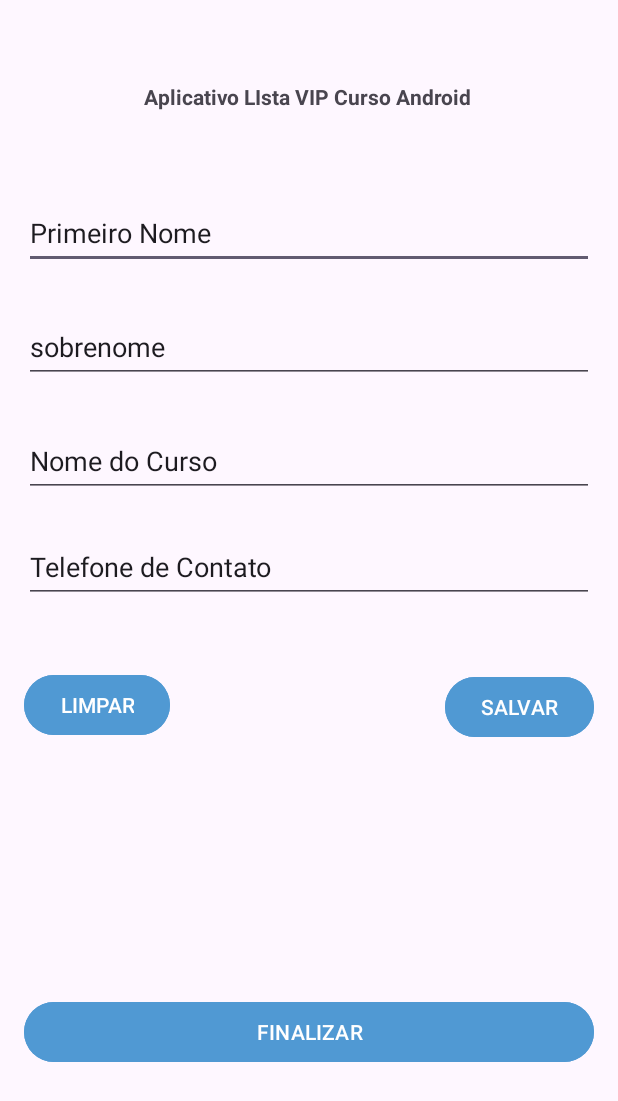
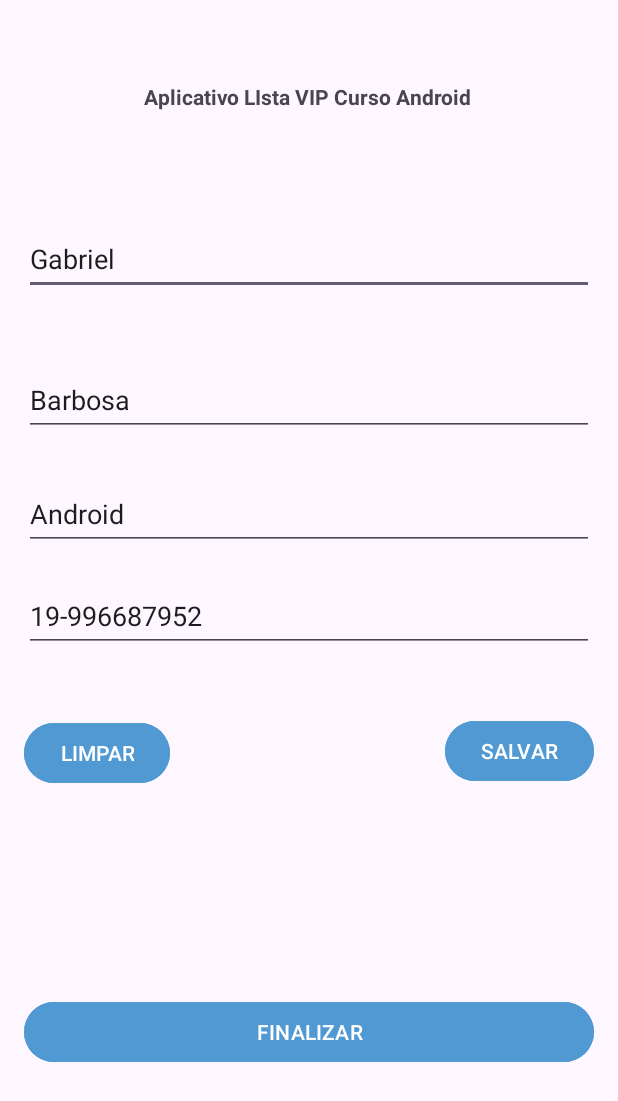
Before and after one commit to gabrielBMS0103/aplicativos-mobile-android, an Android app: the screen it shows after launch (MainActivity), on a phone screen of 412 x 824 dp. Shown: the top 1101 px of the screen. Run offline under Robolectric (Android 15) with nearby library versions, the phone set to English and light mode, and no system bars.

Commit message:
programa EditText e Button

```diff
--- a/Applistadecurso/app/src/main/java/devandroid/gabriel/applistacurso/view/MainActivity.java
+++ b/Applistadecurso/app/src/main/java/devandroid/gabriel/applistacurso/view/MainActivity.java
@@ -3,6 +3,9 @@ package devandroid.gabriel.applistacurso.view;
 import androidx.appcompat.app.AppCompatActivity;
 
 import android.os.Bundle;
+import android.util.Log;
+import android.widget.Button;
+import android.widget.EditText;
 
 import devandroid.gabriel.applistacurso.R;
 import devandroid.gabriel.applistacurso.model.Pessoa;
@@ -11,6 +14,14 @@ public class MainActivity extends AppCompatActivity {
     Pessoa pessoa;
     String dadosPessoa;
 
+    EditText editPrimeiroNome;
+    EditText editSobreNomeAluno;
+    EditText editNomeCurso;
+    EditText editTelefonedeContato;
+
+    Button buttonLimpar;
+    Button buttonSalvar;
+    Button buttonFinalizar;
     @Override
     protected void onCreate(Bundle savedInstanceState) {
         super.onCreate(savedInstanceState);
@@ -24,6 +35,21 @@ public class MainActivity extends AppCompatActivity {
         pessoa.setCursoDesejado("Android");
         pessoa.setTelefoneContato("19-996687952");
 
+        editPrimeiroNome = findViewById(R.id.editPrimeiroNome);
+        editSobreNomeAluno = findViewById(R.id.editSobreNomeAluno);
+        editNomeCurso = findViewById(R.id.editNomeCurso);
+        editTelefonedeContato = findViewById(R.id.editTelefonedeContato);
+
+        buttonLimpar = findViewById(R.id.btnLimpar);
+        buttonSalvar = findViewById(R.id.btnSalvar);
+        buttonFinalizar = findViewById(R.id.btnFinalizar);
+
+        editPrimeiroNome.setText(pessoa.getPrimeiroNome());
+        editSobreNomeAluno.setText(pessoa.getSobreNome());
+        editNomeCurso.setText(pessoa.getCursoDesejado());
+        editTelefonedeContato.setText(pessoa.getTelefoneContato());
+
+
 
         dadosPessoa ="Primeiro nome: ";
         dadosPessoa += pessoa.getPrimeiroNome();
@@ -34,7 +60,8 @@ public class MainActivity extends AppCompatActivity {
         dadosPessoa +=" Curso desejado: ";
         dadosPessoa += pessoa.getCursoDesejado();
 
-
+        Log.i("POOAndroid",pessoa.toString());
 
     }
+
 }
--- a/Applistadecurso/app/src/main/res/layout/activity_main.xml
+++ b/Applistadecurso/app/src/main/res/layout/activity_main.xml
@@ -8,7 +8,7 @@
     tools:context=".view.MainActivity">
 
     <TextView
-        android:id="@+id/textView"
+        android:id="@+id/txtTituloApp"
         android:layout_width="wrap_content"
         android:layout_height="48dp"
         android:text="@string/txt_titulo"
@@ -20,82 +20,76 @@
         app:layout_constraintTop_toTopOf="parent"
         app:layout_constraintVertical_bias="0.052" />
 
-    <EditText
-        android:id="@+id/editprimeironome"
+    <EditText android:id="@+id/editPrimeiroNome"
         android:layout_width="match_parent"
         android:layout_height="48dp"
         android:ems="10"
         android:inputType="text"
         android:text="@string/txt_hint_edit_primeiro_nome"
-        app:layout_constraintBottom_toTopOf="@+id/editsobrenome"
-        app:layout_constraintTop_toBottomOf="@+id/textView"
+        app:layout_constraintBottom_toTopOf="@+id/editSobreNomeAluno"
+        app:layout_constraintTop_toBottomOf="@+id/txtTituloApp"
         tools:layout_editor_absoluteX="98dp" />
 
-    <EditText
-        android:id="@+id/editsobrenome"
+    <EditText android:id="@+id/editSobreNomeAluno"
         android:layout_width="match_parent"
         android:layout_height="48dp"
         android:layout_marginBottom="304dp"
         android:ems="10"
         android:inputType="text"
         android:text="@string/txt_hint_edit_Sobrenome"
-        app:layout_constraintBottom_toTopOf="@+id/button3"
-        app:layout_constraintTop_toBottomOf="@+id/textView"
+        app:layout_constraintBottom_toTopOf="@+id/btnFinalizar"
+        app:layout_constraintTop_toBottomOf="@+id/txtTituloApp"
+        app:layout_constraintVertical_bias="0.669"
         tools:layout_editor_absoluteX="0dp" />
 
-    <EditText
-        android:id="@+id/editnomedocurso"
+    <EditText android:id="@+id/editNomeCurso"
         android:layout_width="match_parent"
         android:layout_height="48dp"
         android:layout_marginTop="28dp"
         android:ems="10"
         android:inputType="text"
         android:text="@string/txt_hint_edit_Nome_do_Curso"
-        app:layout_constraintTop_toBottomOf="@+id/editsobrenome"
+        app:layout_constraintTop_toBottomOf="@+id/editSobreNomeAluno"
         tools:layout_editor_absoluteX="0dp" />
 
-    <EditText
-        android:id="@+id/edittelefonedecontato"
+    <EditText android:id="@+id/editTelefonedeContato"
         android:layout_width="match_parent"
         android:layout_height="48dp"
         android:ems="10"
         android:inputType="text"
         android:text="@string/txt_hint_edit_Telefone_de_Contato"
-        app:layout_constraintBottom_toTopOf="@+id/button3"
+        app:layout_constraintBottom_toTopOf="@+id/btnFinalizar"
         app:layout_constraintStart_toStartOf="parent"
-        app:layout_constraintTop_toBottomOf="@+id/editnomedocurso"
+        app:layout_constraintTop_toBottomOf="@+id/editNomeCurso"
         app:layout_constraintVertical_bias="0.08" />
 
-    <Button
-        android:id="@+id/button"
+    <Button android:id="@+id/btnLimpar"
         android:layout_width="wrap_content"
         android:layout_height="wrap_content"
         android:layout_marginTop="40dp"
         android:backgroundTint="@color/Azul"
         android:text="@string/txt_buton_limpar"
-        app:layout_constraintBottom_toTopOf="@+id/button3"
-        app:layout_constraintEnd_toStartOf="@+id/button2"
+        app:layout_constraintBottom_toTopOf="@+id/btnFinalizar"
+        app:layout_constraintEnd_toStartOf="@+id/btnSalvar"
         app:layout_constraintHorizontal_bias="0.0"
         app:layout_constraintStart_toStartOf="parent"
-        app:layout_constraintTop_toBottomOf="@+id/edittelefonedecontato"
+        app:layout_constraintTop_toBottomOf="@+id/editTelefonedeContato"
         app:layout_constraintVertical_bias="0.022" />
 
-    <Button
-        android:id="@+id/button2"
+    <Button android:id="@+id/btnSalvar"
         android:layout_width="wrap_content"
         android:layout_height="wrap_content"
         android:layout_marginTop="24dp"
         android:backgroundTint="@color/Azul"
         android:text="@string/txt_buton_salvar"
-        app:layout_constraintBottom_toTopOf="@+id/button3"
+        app:layout_constraintBottom_toTopOf="@+id/btnFinalizar"
         app:layout_constraintEnd_toEndOf="parent"
         app:layout_constraintHorizontal_bias="1.0"
         app:layout_constraintStart_toStartOf="parent"
-        app:layout_constraintTop_toBottomOf="@+id/edittelefonedecontato"
+        app:layout_constraintTop_toBottomOf="@+id/editTelefonedeContato"
         app:layout_constraintVertical_bias="0.113" />
 
-    <Button
-        android:id="@+id/button3"
+    <Button android:id="@+id/btnFinalizar"
         android:layout_width="match_parent"
         android:layout_height="wrap_content"
         android:layout_marginBottom="96dp"
```
